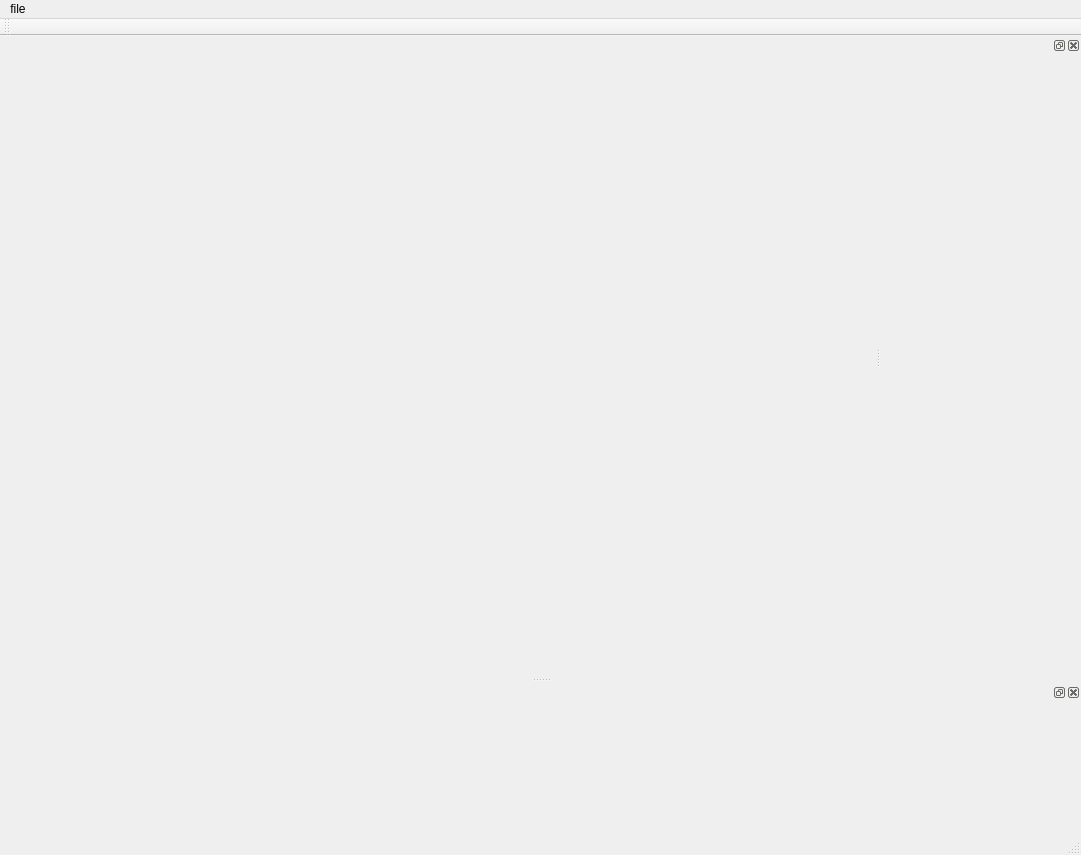
Before: the Qt Designer form sewingeditor.ui in dolphin-li/SewingEditor, drawn with Qt 5.
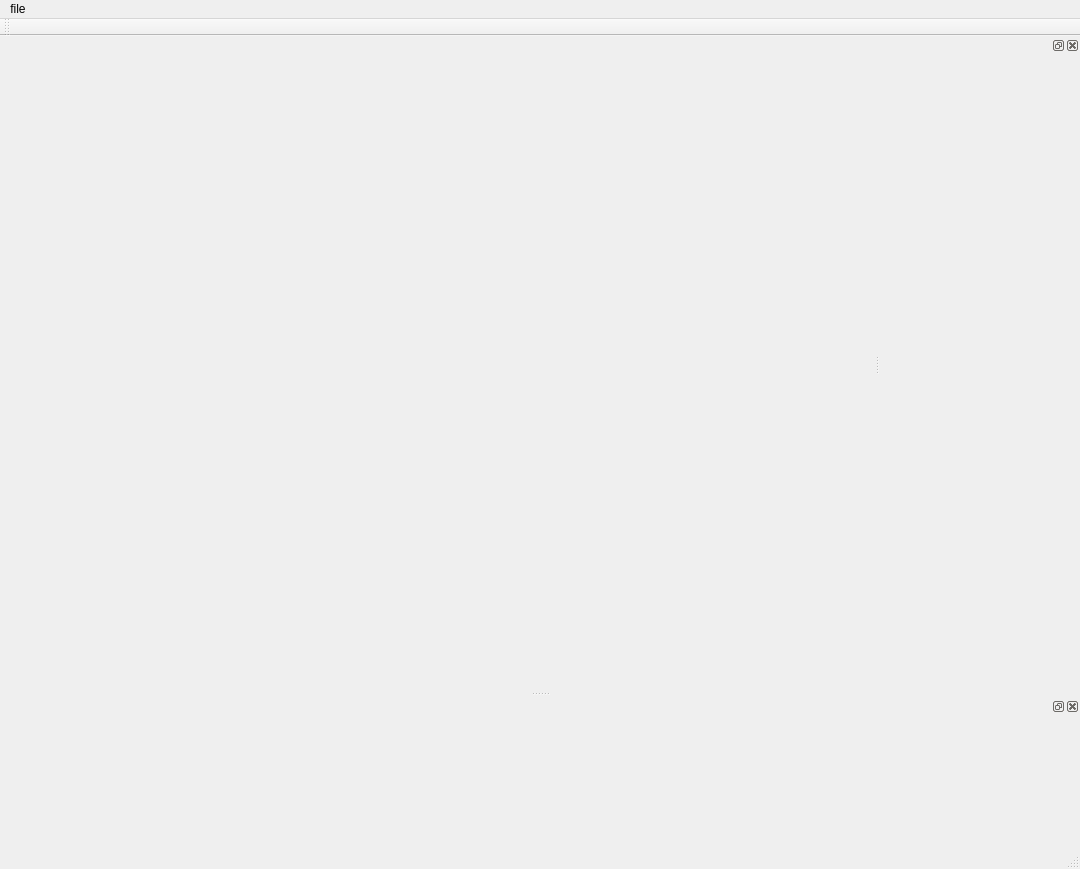
After: the same form once the commit is applied. Custom widgets are drawn as their Qt base class.

The edit to the form file:
```diff
--- a/sewingeditor.ui
+++ b/sewingeditor.ui
@@ -6,8 +6,8 @@
    <rect>
     <x>0</x>
     <y>0</y>
-    <width>1081</width>
-    <height>855</height>
+    <width>1080</width>
+    <height>869</height>
    </rect>
   </property>
   <property name="windowTitle">
@@ -36,7 +36,7 @@
     <rect>
      <x>0</x>
      <y>0</y>
-     <width>1081</width>
+     <width>1080</width>
      <height>21</height>
     </rect>
    </property>
```
Left out of the diff: 6 changed lines with no effect on the pictures.
